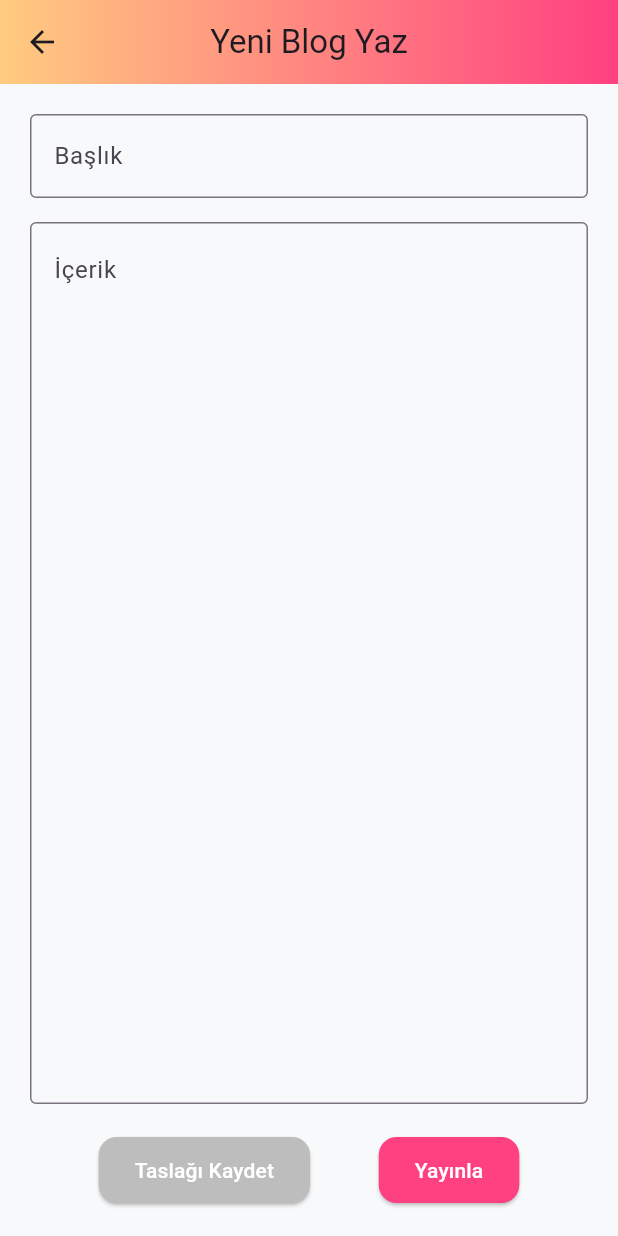
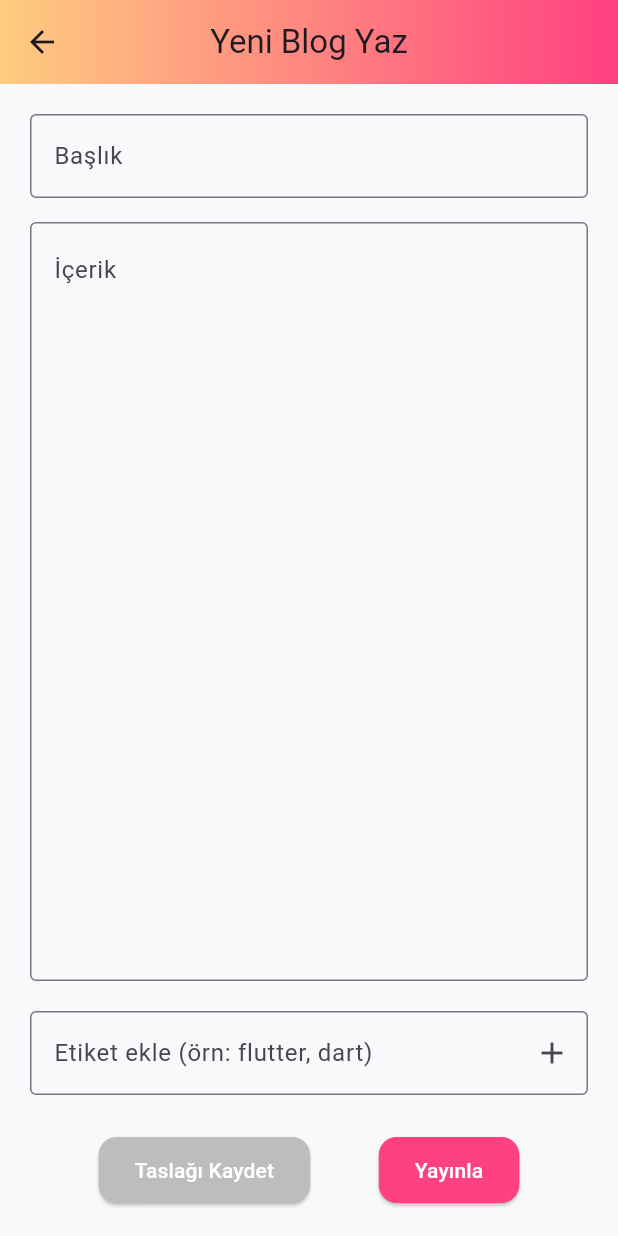
Before and after one commit to edamerveatalay/inkverse_flutter, a Flutter app: the AddBlogPage screen opened directly, on a phone screen of 412 x 824 dp. Run offline on Flutter 3.47's test engine with Material 3 defaults, Android fonts, the light colour scheme and no system bars; our stand-ins replace dio, flutter_secure_storage, get, get_storage, shared_preferences; accounts and stored records are empty.

Commit message:
Etiket ekleme eklendi

```diff
--- a/lib/app/models/blog.dart
+++ b/lib/app/models/blog.dart
@@ -4,6 +4,7 @@ class Blog {
   final String content;
   final int userId;
   final bool isPublished;
+  final List<String> tags;
 
   Blog({
     required this.id,
@@ -11,9 +12,9 @@ class Blog {
     required this.content,
     required this.userId,
     required this.isPublished,
+    required this.tags,
   });
 
-  // Backend’den gelen JSON’u model’e dönüştürmek için
   factory Blog.fromJson(Map<String, dynamic> json) {
     return Blog(
       id: json['id'],
@@ -21,6 +22,7 @@ class Blog {
       content: json['content'],
       userId: json['user_id'],
       isPublished: json['is_published'] ?? false,
+      tags: List<String>.from(json['tags'] ?? []),
     );
   }
 }
--- a/lib/app/ui/pages/add_blog_page.dart
+++ b/lib/app/ui/pages/add_blog_page.dart
@@ -15,6 +15,8 @@ class _AddBlogPageState extends State<AddBlogPage> {
   final contentController = TextEditingController();
   bool isLoading = false;
   final BlogApi _blogApi = BlogApi();
+  final tagController = TextEditingController();
+  List<String> tags = [];
 
   Future<void> _saveBlog(bool isPublished) async {
     if (titleController.text.isEmpty || contentController.text.isEmpty) {
@@ -30,6 +32,7 @@ class _AddBlogPageState extends State<AddBlogPage> {
         title: titleController.text,
         content: contentController.text,
         isPublished: isPublished,
+        tags: tags,
       );
 
       Get.snackbar(
@@ -72,7 +75,9 @@ class _AddBlogPageState extends State<AddBlogPage> {
                 border: OutlineInputBorder(),
               ),
             ),
+
             const SizedBox(height: 16),
+
             Expanded(
               child: TextField(
                 controller: contentController,
@@ -86,7 +91,47 @@ class _AddBlogPageState extends State<AddBlogPage> {
                 textAlignVertical: TextAlignVertical.top,
               ),
             ),
+
             const SizedBox(height: 20),
+            TextField(
+              controller: tagController,
+              decoration: InputDecoration(
+                labelText: "Etiket ekle (örn: flutter, dart)",
+                suffixIcon: IconButton(
+                  icon: Icon(Icons.add),
+                  onPressed: () {
+                    if (tagController.text.trim().isNotEmpty) {
+                      setState(() {
+                        tags.add(tagController.text.trim());
+                        tagController.clear();
+                      });
+                    }
+                  },
+                ),
+                border: OutlineInputBorder(),
+              ),
+            ),
+            const SizedBox(height: 10),
+
+            // Etiketlerin gösterimi
+            Wrap(
+              spacing: 8,
+              children: tags
+                  .map(
+                    (tag) => Chip(
+                      label: Text(tag),
+                      deleteIcon: Icon(Icons.close),
+                      onDeleted: () {
+                        setState(() {
+                          tags.remove(tag);
+                        });
+                      },
+                    ),
+                  )
+                  .toList(),
+            ),
+            const SizedBox(height: 16),
+
             Row(
               mainAxisAlignment: MainAxisAlignment.spaceEvenly,
               children: [
```
Also changed, not shown: lib/app/ui/pages/home_page.dart (+65 -2 lines), lib/services/blog_api.dart (+7 -1 lines).
